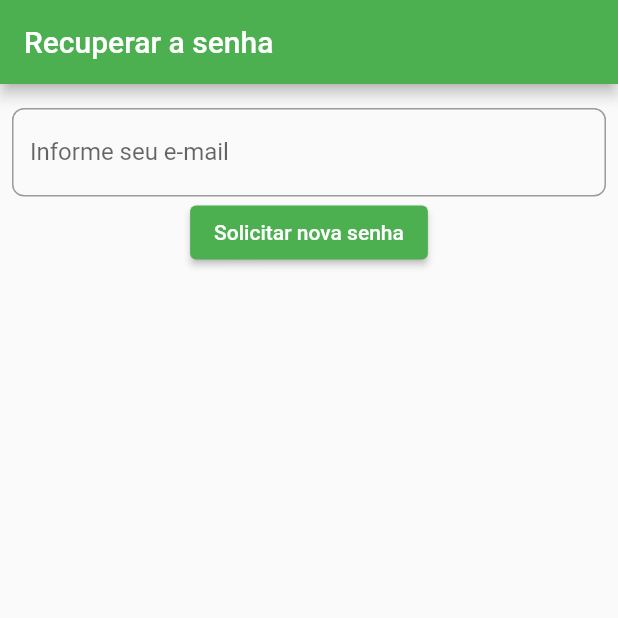
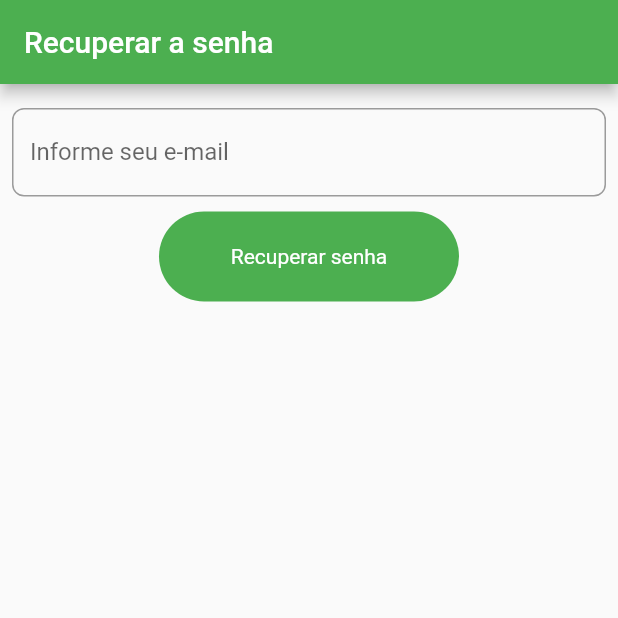
Before and after one commit to App-Coleta-Seletiva/selective_collect, a Flutter app: the screen it shows after launch, on a phone screen of 412 x 824 dp, the top half of it. Run offline on Flutter 3.47's test engine with Material 2 defaults, Android fonts, the phone set to English and light mode, and no system bars; our stand-ins replace bloc, equatable, firebase_auth, firebase_core, flutter_bloc, flutter_modular and 1 more; missing offline and left inert: hasura_connect; accounts and stored records are empty.

Commit message:
🚚 forgot_password_page: moved to folder page

```diff
--- a/lib/app/modules/auth/submodules/forgot_password/forgot_password_module.dart
+++ b/lib/app/modules/auth/submodules/forgot_password/forgot_password_module.dart
@@ -4,7 +4,7 @@ import '../../../../core/shared/services/auth/i_auth_service.dart';
 import 'domain/usecases/forgot_password_usecase_impl.dart';
 import 'infra/repositories/forgot_password_reporitory.dart';
 import 'presenter/ui/bloc/forgot_password_bloc.dart';
-import 'presenter/ui/forgot_password_page.dart';
+import 'presenter/ui/pages/forgot_password_page.dart';
 
 class ForgotPasswordModule extends Module {
   @override
--- a/lib/app/modules/auth/submodules/forgot_password/presenter/ui/forgot_password_page.dart
+++ /dev/null
@@ -1,88 +0,0 @@
-import 'package:flutter/material.dart';
-import 'package:flutter_bloc/flutter_bloc.dart';
-import 'package:flutter_modular/flutter_modular.dart';
-
-import 'bloc/forgot_password_bloc.dart';
-
-class ForgotPasswordPage extends StatefulWidget {
-  const ForgotPasswordPage({Key? key}) : super(key: key);
-
-  @override
-  State<ForgotPasswordPage> createState() => _ForgotPasswordPageState();
-}
-
-class _ForgotPasswordPageState extends State<ForgotPasswordPage> {
-  final textControllerEmail = TextEditingController();
-  late final ForgotPasswordBloc bloc;
-
-  @override
-  void initState() {
-    super.initState();
-    bloc = Modular.get<ForgotPasswordBloc>();
-  }
-
-  message(String message) {
-    Future.delayed(const Duration(microseconds: 300), () {
-      ScaffoldMessenger.of(context).showSnackBar(
-        SnackBar(content: Text(message, textAlign: TextAlign.center)),
-      );
-    });
-  }
-
-  @override
-  void dispose() {
-    if (!bloc.isClosed) {
-      bloc.close();
-    }
-    super.dispose();
-  }
-
-  @override
-  Widget build(BuildContext context) {
-    return Scaffold(
-      appBar: AppBar(title: const Text("Recuperar a senha")),
-      body: Container(
-        width: double.infinity,
-        height: double.infinity,
-        padding: const EdgeInsets.symmetric(horizontal: 8, vertical: 16),
-        child: SingleChildScrollView(
-          child: Column(
-            children: <Widget>[
-              TextFormField(
-                controller: textControllerEmail,
-                keyboardType: TextInputType.emailAddress,
-                decoration: const InputDecoration(
-                  label: Text("Informe seu e-mail"),
-                  border: OutlineInputBorder(
-                      borderRadius: BorderRadius.all(Radius.circular(8))),
-                ),
-              ),
-              BlocBuilder<ForgotPasswordBloc, ForgotPasswordState>(
-                bloc: bloc,
-                builder: (context, state) {
-                  if (state is ForgotPasswordError) {
-                    message(state.failure.message);
-                  }
-                  return (state is ForgotPasswordLoading)
-                      ? ElevatedButton(
-                          child: const CircularProgressIndicator(),
-                          onPressed: () {},
-                        )
-                      : ElevatedButton(
-                          child: const Text("Solicitar nova senha"),
-                          onPressed: () {
-                            bloc.add(
-                              RecoverPasswordEvent(
-                                  email: textControllerEmail.text),
-                            );
-                          },
-                        );
-                },
-              ),
-            ],
-          ),
-        ),
-      ),
-    );
-  }
-}
--- /dev/null
+++ b/lib/app/modules/auth/submodules/forgot_password/presenter/ui/pages/forgot_password_page.dart
@@ -0,0 +1,139 @@
+import 'package:flutter/material.dart';
+import 'package:flutter_bloc/flutter_bloc.dart';
+import 'package:flutter_modular/flutter_modular.dart';
+
+import '../bloc/forgot_password_bloc.dart';
+
+class ForgotPasswordPage extends StatefulWidget {
+  const ForgotPasswordPage({Key? key}) : super(key: key);
+
+  @override
+  State<ForgotPasswordPage> createState() => _ForgotPasswordPageState();
+}
+
+class _ForgotPasswordPageState extends State<ForgotPasswordPage> {
+  final textControllerEmail = TextEditingController();
+  late final ForgotPasswordBloc bloc;
+
+  @override
+  void initState() {
+    super.initState();
+    bloc = Modular.get<ForgotPasswordBloc>();
+  }
+
+  message(String message) {
+    Future.delayed(const Duration(microseconds: 300), () {
+      ScaffoldMessenger.of(context).showSnackBar(
+        SnackBar(content: Text(message, textAlign: TextAlign.center)),
+      );
+    });
+  }
+
+  @override
+  void dispose() {
+    if (!bloc.isClosed) {
+      bloc.close();
+    }
+    super.dispose();
+  }
+
+  @override
+  Widget build(BuildContext context) {
+    return Scaffold(
+      appBar: AppBar(title: const Text("Recuperar a senha")),
+      body: Center(
+        child: Container(
+          width: double.infinity,
+          height: double.infinity,
+          padding: const EdgeInsets.symmetric(horizontal: 8, vertical: 16),
+          child: SingleChildScrollView(
+            child: BlocBuilder<ForgotPasswordBloc, ForgotPasswordState>(
+              bloc: bloc,
+              builder: (context, state) {
+                if (state is ForgotPasswordError) {
+                  textControllerEmail.selection;
+                  message(state.failure.message);
+                }
+                return Column(
+                  children: <Widget>[
+                    TextFormField(
+                      controller: textControllerEmail,
+                      keyboardType: TextInputType.emailAddress,
+                      decoration: const InputDecoration(
+                        label: Text("Informe seu e-mail"),
+                        border: OutlineInputBorder(
+                            borderRadius: BorderRadius.all(Radius.circular(8))),
+                      ),
+                      validator: (value) {
+                        debugPrint(value);
+                        return (state is ForgotPasswordError)
+                            ? state.failure.message
+                            : null;
+                      },
+                    ),
+                    const SizedBox(width: 10, height: 10),
+                    ButtonProgressWidget(
+                        bloc: bloc, textControllerEmail: textControllerEmail),
+                  ],
+                );
+              },
+            ),
+          ),
+        ),
+      ),
+    );
+  }
+}
+
+class ButtonProgressWidget extends StatefulWidget {
+  const ButtonProgressWidget({
+    Key? key,
+    required this.bloc,
+    required this.textControllerEmail,
+  }) : super(key: key);
+
+  final ForgotPasswordBloc bloc;
+  final TextEditingController textControllerEmail;
+
+  @override
+  State<ButtonProgressWidget> createState() => _ButtonProgressWidgetState();
+}
+
+class _ButtonProgressWidgetState extends State<ButtonProgressWidget> {
+  VoidCallback? recover() {
+    widget.bloc
+        .add(RecoverPasswordEvent(email: widget.textControllerEmail.text));
+    return null;
+  }
+
+  @override
+  Widget build(BuildContext context) {
+    var _isLoading = (widget.bloc.state is ForgotPasswordLoading);
+    return GestureDetector(
+      onTap: _isLoading ? () {} : recover,
+      child: AnimatedContainer(
+        duration: const Duration(milliseconds: 500),
+        curve: Curves.easeIn,
+        alignment: Alignment.center,
+        width: _isLoading ? 60 : 200,
+        height: 60,
+        padding: const EdgeInsets.symmetric(horizontal: 10, vertical: 10),
+        decoration: BoxDecoration(
+          color: Theme.of(context).primaryColor,
+          borderRadius: BorderRadius.circular(100),
+        ),
+        child: _isLoading
+            ? CircularProgressIndicator(
+                color: Theme.of(context).dialogBackgroundColor,
+              )
+            : Text(
+                "Recuperar senha",
+                softWrap: false,
+                style: TextStyle(
+                  color: Theme.of(context).colorScheme.onPrimary,
+                ),
+              ),
+      ),
+    );
+  }
+}
```
